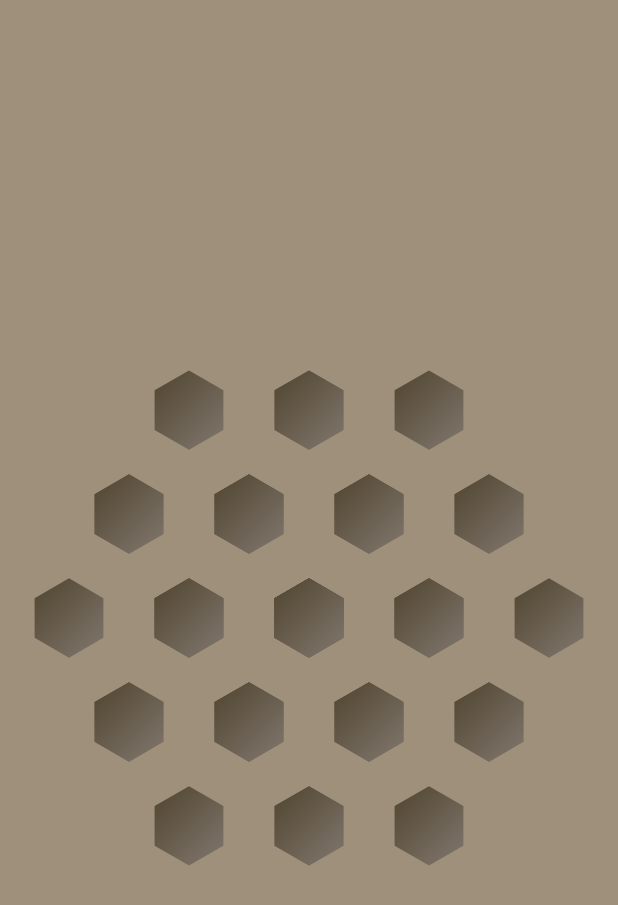
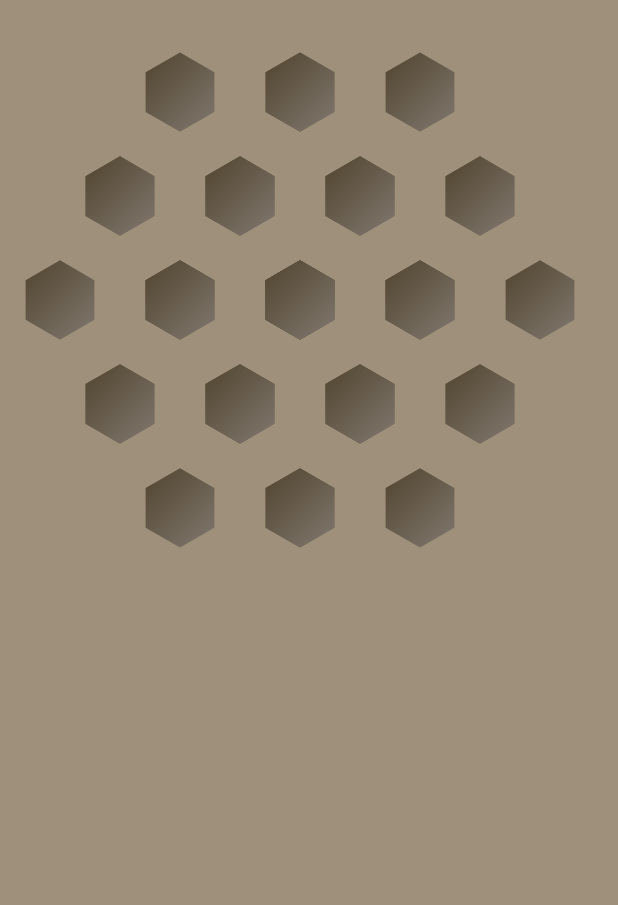
Before and after one commit to TheAsiyaS/newCreations, a Flutter app: the screen it shows after launch, on a phone screen of 412 x 824 dp. Shown: the top 905 px of the screen. Run offline on Flutter 3.47's test engine with Material 3 defaults, Android fonts, the phone set to English and light mode, and no system bars; our stand-ins replace bloc, carousel_slider, flutter_bloc, freezed_annotation, sqflite; accounts and stored records are empty.

Commit message:
feat : specific size added

```diff
--- a/lib/main.dart
+++ b/lib/main.dart
@@ -1,5 +1,5 @@
 import 'package:flutter/material.dart';
-import 'package:new_creations/shapes/infinityshape.dart';
+import 'package:new_creations/shapes/hexagon.dart';
 
 void main() {
   runApp(
--- a/lib/shapes/infinityshape.dart
+++ b/lib/shapes/hexagon.dart
@@ -5,8 +5,7 @@ class HexagonAnimationScreen extends StatefulWidget {
   const HexagonAnimationScreen({super.key});
 
   @override
-  State<HexagonAnimationScreen> createState() =>
-      _HexagonAnimationScreenState();
+  State<HexagonAnimationScreen> createState() => _HexagonAnimationScreenState();
 }
 
 class _HexagonAnimationScreenState extends State<HexagonAnimationScreen>
@@ -46,13 +45,24 @@ class _HexagonAnimationScreenState extends State<HexagonAnimationScreen>
       body: AnimatedBuilder(
         animation: controller,
         builder: (_, __) {
-          return CustomPaint(
-            painter: HexagonPainter(
-              progress: controller.value,
-              center: center,
-              directions: directions,
+          return Container(
+            height: 400,
+            width: 400,
+            child: LayoutBuilder(
+              builder: (_, constraints) {
+                final localCenter = Offset(
+                  constraints.maxWidth / 2,
+                  constraints.maxHeight / 2,
+                );
+                return CustomPaint(
+                  painter: HexagonPainter(
+                    progress: controller.value,
+                    center: localCenter,
+                    directions: directions,
+                  ),
+                );
+              },
             ),
-            child: Container(),
           );
         },
       ),
@@ -80,16 +90,19 @@ class HexagonPainter extends CustomPainter {
       ..style = PaintingStyle.fill
       ..strokeWidth = 2;
 
-    final gradient = LinearGradient(
-      colors: [Color.fromARGB(255, 79, 67, 44), const Color.fromARGB(255, 130, 121, 113)],
+    const gradient = LinearGradient(
+      colors: [
+        Color.fromARGB(255, 79, 67, 44),
+        Color.fromARGB(255, 130, 121, 113)
+      ],
       begin: Alignment.topLeft,
       end: Alignment.bottomRight,
     );
 
     final animatedRadius = baseRadius * (1 + 0.2 * sin(progress * 2 * pi));
 
-    paint.shader =
-        gradient.createShader(Rect.fromCircle(center: center, radius: animatedRadius));
+    paint.shader = gradient
+        .createShader(Rect.fromCircle(center: center, radius: animatedRadius));
     drawHexagon(canvas, center, animatedRadius, paint);
 
     // Ring 1
@@ -98,7 +111,8 @@ class HexagonPainter extends CustomPainter {
       final pos = center + dir * spacing;
       ring1Centers.add(pos);
 
-      paint.shader = gradient.createShader(Rect.fromCircle(center: pos, radius: animatedRadius));
+      paint.shader = gradient
+          .createShader(Rect.fromCircle(center: pos, radius: animatedRadius));
       drawHexagon(canvas, pos, animatedRadius, paint);
     }
 
@@ -107,7 +121,8 @@ class HexagonPainter extends CustomPainter {
       for (final dir in directions) {
         final pos = hexCenter + dir * spacing;
 
-        paint.shader = gradient.createShader(Rect.fromCircle(center: pos, radius: animatedRadius));
+        paint.shader = gradient
+            .createShader(Rect.fromCircle(center: pos, radius: animatedRadius));
         drawHexagon(canvas, pos, animatedRadius, paint);
       }
     }
```
